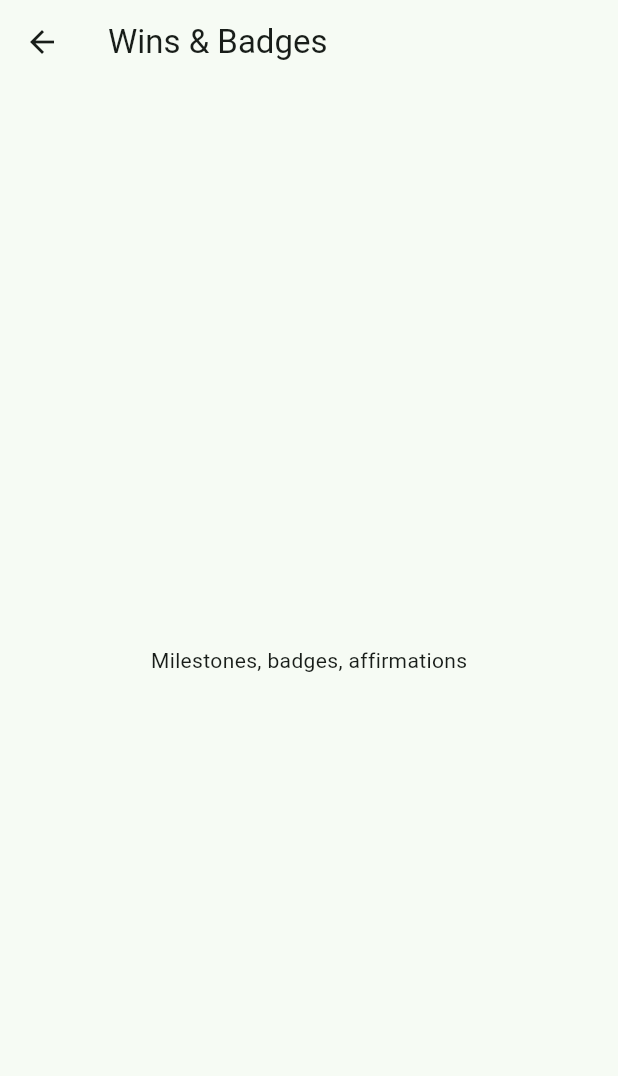
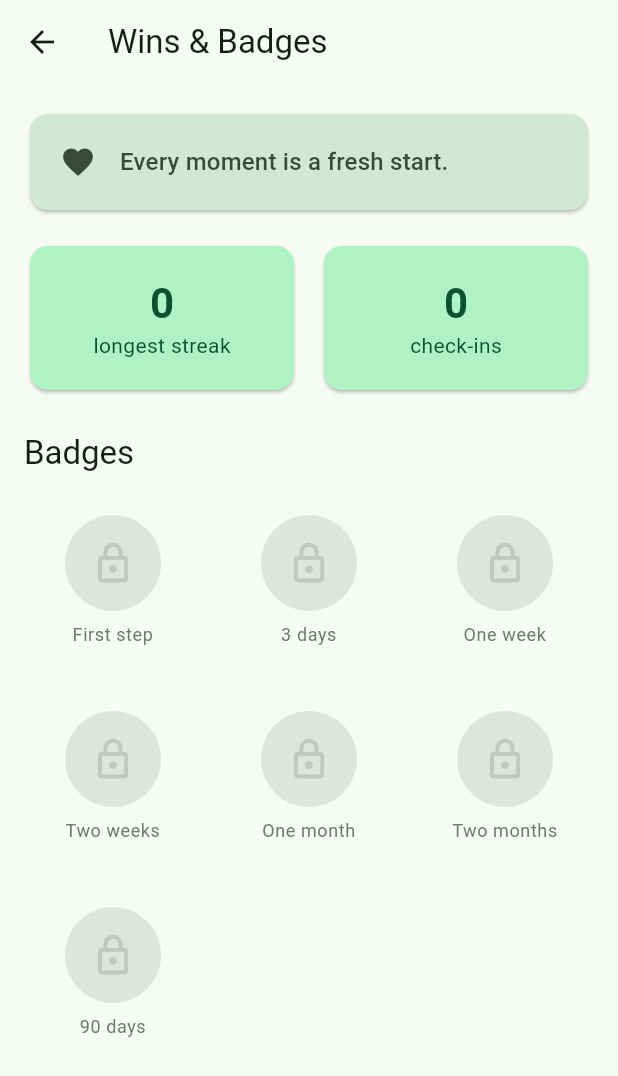
Before and after one commit to bartingei/reboot, a Flutter app: the BadgesScreen screen opened directly, on a phone screen of 412 x 824 dp. Shown: the top 1076 px of the screen. Run offline on Flutter 3.47's test engine with Material 3 defaults, Android fonts, the phone set to English and light mode, and no system bars; our stand-ins replace drift, flutter_riverpod, supabase_flutter; accounts and stored records are empty; generated files the repository leaves out were written again.

Commit message:
Build out the Wins & Badges screen
Replaces the Wins placeholder with a real screen derived live from
check-in history:
- Daily affirmation card (rotates by day-of-year)
- Longest-streak and total-check-ins stat tiles
- A badge ladder (1/3/7/14/30/60/90 days) with locked/unlocked states

Badges unlock on the longest streak ever reached, not the current one
(new computeLongestStreak) — so a badge earned in the past survives a
setback, which matters for a recovery app. Adds StreaksRepository
.watchAllCheckInDates and 6 tests for computeLongestStreak.

Verified: flutter analyze clean, 20 tests passing, built and rendered.

```diff
--- /dev/null
+++ b/lib/features/badges/badge.dart
@@ -0,0 +1,46 @@
+import 'package:flutter/material.dart';
+
+/// A milestone badge, earned once the user's longest-ever check-in streak
+/// reaches [thresholdDays]. Earned badges are never lost — the threshold is
+/// checked against the best streak in the whole history, not the current one.
+class MilestoneBadge {
+  const MilestoneBadge({
+    required this.thresholdDays,
+    required this.label,
+    required this.icon,
+  });
+
+  final int thresholdDays;
+  final String label;
+  final IconData icon;
+}
+
+/// The badge ladder. Kept deliberately gentle at the start (day one is a
+/// real win in recovery) and spaced out further along.
+const List<MilestoneBadge> milestoneBadges = [
+  MilestoneBadge(thresholdDays: 1, label: 'First step', icon: Icons.eco),
+  MilestoneBadge(thresholdDays: 3, label: '3 days', icon: Icons.spa),
+  MilestoneBadge(thresholdDays: 7, label: 'One week', icon: Icons.local_florist),
+  MilestoneBadge(thresholdDays: 14, label: 'Two weeks', icon: Icons.park),
+  MilestoneBadge(thresholdDays: 30, label: 'One month', icon: Icons.wb_sunny),
+  MilestoneBadge(thresholdDays: 60, label: 'Two months', icon: Icons.auto_awesome),
+  MilestoneBadge(thresholdDays: 90, label: '90 days', icon: Icons.emoji_events),
+];
+
+/// Rotating daily affirmations. The Wins screen picks one by day-of-year so
+/// it's stable across a day but changes over time.
+const List<String> affirmations = [
+  'One day at a time.',
+  'You are stronger than any craving.',
+  'Progress, not perfection.',
+  'Every moment is a fresh start.',
+  'You showed up today — that matters.',
+  'A setback does not erase your progress.',
+  'Be proud of how far you have come.',
+  'Small steps still move you forward.',
+];
+
+String affirmationForDay(DateTime day) {
+  final dayOfYear = day.difference(DateTime(day.year)).inDays;
+  return affirmations[dayOfYear % affirmations.length];
+}
--- /dev/null
+++ b/lib/features/badges/badges_providers.dart
@@ -0,0 +1,23 @@
+import 'package:flutter_riverpod/flutter_riverpod.dart';
+
+import '../streaks/streak_calculator.dart';
+import '../streaks/streaks_providers.dart';
+
+/// Aggregate progress shown on the Wins screen, derived live from check-in
+/// history: the best streak ever reached (which unlocks badges) and the
+/// total number of check-ins logged.
+class WinsSummary {
+  const WinsSummary({required this.longestStreak, required this.totalCheckIns});
+
+  final int longestStreak;
+  final int totalCheckIns;
+}
+
+final winsSummaryProvider = StreamProvider.autoDispose<WinsSummary>((ref) {
+  return ref.watch(streaksRepositoryProvider).watchAllCheckInDates().map(
+        (dates) => WinsSummary(
+          longestStreak: computeLongestStreak(dates),
+          totalCheckIns: dates.length,
+        ),
+      );
+});
--- a/lib/features/badges/badges_screen.dart
+++ b/lib/features/badges/badges_screen.dart
@@ -1,13 +1,180 @@
 import 'package:flutter/material.dart';
+import 'package:flutter_riverpod/flutter_riverpod.dart';
 
-class BadgesScreen extends StatelessWidget {
+import 'badge.dart';
+import 'badges_providers.dart';
+
+class BadgesScreen extends ConsumerWidget {
   const BadgesScreen({super.key});
 
   @override
-  Widget build(BuildContext context) {
+  Widget build(BuildContext context, WidgetRef ref) {
+    final summary = ref.watch(winsSummaryProvider);
+
     return Scaffold(
       appBar: AppBar(title: const Text('Wins & Badges')),
-      body: const Center(child: Text('Milestones, badges, affirmations')),
+      body: summary.when(
+        data: (data) => _WinsBody(summary: data),
+        loading: () => const Center(child: CircularProgressIndicator()),
+        error: (error, _) => Center(child: Text('Failed to load: $error')),
+      ),
     );
   }
 }
+
+class _WinsBody extends StatelessWidget {
+  const _WinsBody({required this.summary});
+
+  final WinsSummary summary;
+
+  @override
+  Widget build(BuildContext context) {
+    return ListView(
+      padding: const EdgeInsets.all(16),
+      children: [
+        _AffirmationCard(text: affirmationForDay(DateTime.now())),
+        const SizedBox(height: 16),
+        Row(
+          children: [
+            Expanded(
+              child: _StatTile(
+                value: '${summary.longestStreak}',
+                label: 'longest streak',
+              ),
+            ),
+            const SizedBox(width: 12),
+            Expanded(
+              child: _StatTile(
+                value: '${summary.totalCheckIns}',
+                label: 'check-ins',
+              ),
+            ),
+          ],
+        ),
+        const SizedBox(height: 24),
+        Text('Badges', style: Theme.of(context).textTheme.titleLarge),
+        const SizedBox(height: 12),
+        GridView.count(
+          crossAxisCount: 3,
+          shrinkWrap: true,
+          physics: const NeverScrollableScrollPhysics(),
+          mainAxisSpacing: 12,
+          crossAxisSpacing: 12,
+          children: [
+            for (final badge in milestoneBadges)
+              _BadgeTile(
+                badge: badge,
+                unlocked: summary.longestStreak >= badge.thresholdDays,
+              ),
+          ],
+        ),
+      ],
+    );
+  }
+}
+
+class _AffirmationCard extends StatelessWidget {
+  const _AffirmationCard({required this.text});
+
+  final String text;
+
+  @override
+  Widget build(BuildContext context) {
+    final scheme = Theme.of(context).colorScheme;
+    return Card(
+      color: scheme.secondaryContainer,
+      child: Padding(
+        padding: const EdgeInsets.all(20),
+        child: Row(
+          children: [
+            Icon(Icons.favorite, color: scheme.onSecondaryContainer),
+            const SizedBox(width: 16),
+            Expanded(
+              child: Text(
+                text,
+                style: Theme.of(context).textTheme.titleMedium?.copyWith(
+                      color: scheme.onSecondaryContainer,
+                    ),
+              ),
+            ),
+          ],
+        ),
+      ),
+    );
+  }
+}
+
+class _StatTile extends StatelessWidget {
+  const _StatTile({required this.value, required this.label});
+
+  final String value;
+  final String label;
+
+  @override
+  Widget build(BuildContext context) {
+    final scheme = Theme.of(context).colorScheme;
+    return Card(
+      color: scheme.primaryContainer,
+      child: Padding(
+        padding: const EdgeInsets.symmetric(vertical: 20),
+        child: Column(
+          children: [
+            Text(
+              value,
+              style: Theme.of(context).textTheme.headlineMedium?.copyWith(
+                    color: scheme.onPrimaryContainer,
+                    fontWeight: FontWeight.bold,
+                  ),
+            ),
+            Text(
+              label,
+              style: TextStyle(color: scheme.onPrimaryContainer),
+            ),
+          ],
+        ),
+      ),
+    );
+  }
+}
+
+class _BadgeTile extends StatelessWidget {
+  const _BadgeTile({required this.badge, required this.unlocked});
+
+  final MilestoneBadge badge;
+  final bool unlocked;
+
+  @override
+  Widget build(BuildContext context) {
+    final scheme = Theme.of(context).colorScheme;
+    final color = unlocked ? scheme.primary : scheme.outlineVariant;
+
+    return Column(
+      mainAxisAlignment: MainAxisAlignment.center,
+      children: [
+        Container(
+          width: 64,
+          height: 64,
+          decoration: BoxDecoration(
+            shape: BoxShape.circle,
+            color: unlocked
+                ? scheme.primaryContainer
+                : scheme.surfaceContainerHighest,
+          ),
+          child: Icon(
+            unlocked ? badge.icon : Icons.lock_outline,
+            color: color,
+            size: 30,
+          ),
+        ),
+        const SizedBox(height: 8),
+        Text(
+          badge.label,
+          textAlign: TextAlign.center,
+          style: Theme.of(context).textTheme.bodySmall?.copyWith(
+                color: unlocked ? null : scheme.outline,
+              ),
+        ),
+      ],
+    );
+  }
+}
--- a/lib/features/streaks/streak_calculator.dart
+++ b/lib/features/streaks/streak_calculator.dart
@@ -28,3 +28,27 @@ int computeStreak(List<DateTime> checkInTimes, {DateTime? now}) {
 }
 
 DateTime _dateOnly(DateTime dt) => DateTime(dt.year, dt.month, dt.day);
+
+/// The longest run of consecutive days with at least one check-in, anywhere
+/// in the history. Unlike [computeStreak] this looks at the whole record,
+/// so a badge earned from a past streak stays earned even after a setback —
+/// which matters for a recovery app.
+int computeLongestStreak(List<DateTime> checkInTimes) {
+  if (checkInTimes.isEmpty) return 0;
+
+  final days = checkInTimes.map(_dateOnly).toSet();
+  var longest = 0;
+
+  for (final day in days) {
+    // Only start counting at the beginning of a run.
+    if (days.contains(day.subtract(const Duration(days: 1)))) continue;
+    var cursor = day;
+    var run = 0;
+    while (days.contains(cursor)) {
+      run++;
+      cursor = cursor.add(const Duration(days: 1));
+    }
+    if (run > longest) longest = run;
+  }
+  return longest;
+}
--- a/lib/features/streaks/streaks_repository.dart
+++ b/lib/features/streaks/streaks_repository.dart
@@ -23,4 +23,11 @@ class StreaksRepository {
           .toList();
     });
   }
+
+  /// Every check-in timestamp across both pillars. Used by the Wins screen
+  /// to derive earned badges (longest-ever streak) and the total count.
+  Stream<List<DateTime>> watchAllCheckInDates() {
+    final query = _db.select(_db.checkIns);
+    return query.watch().map((rows) => rows.map((r) => r.createdAt).toList());
+  }
 }
```
Also changed, not shown: 1 other file.
